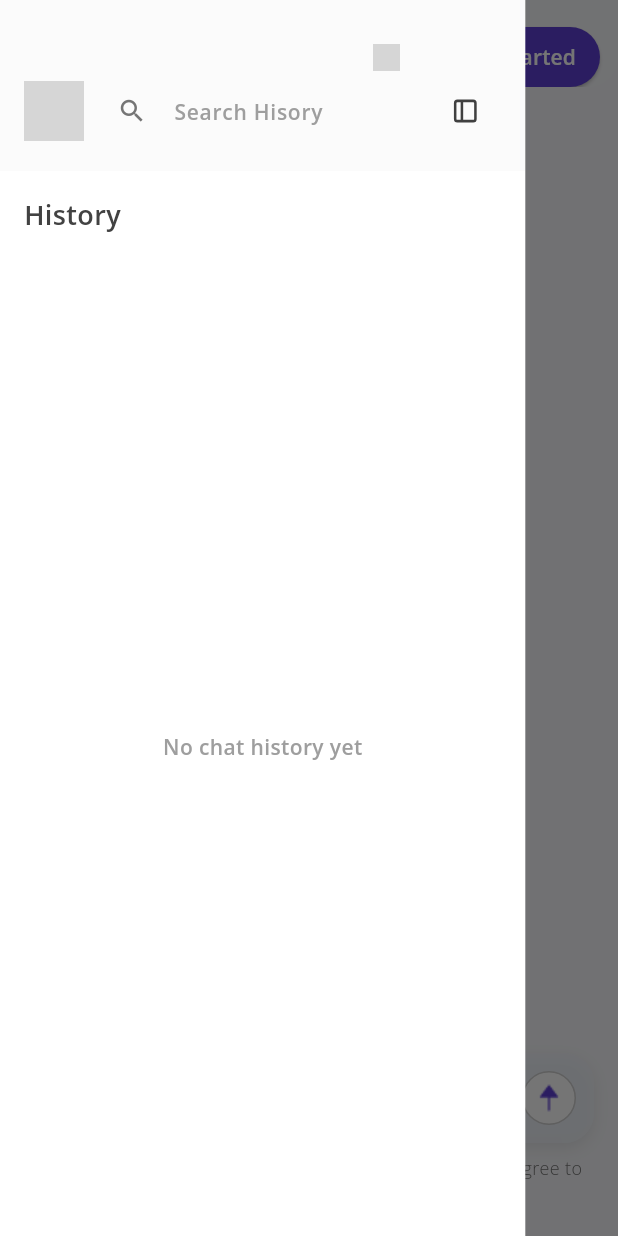
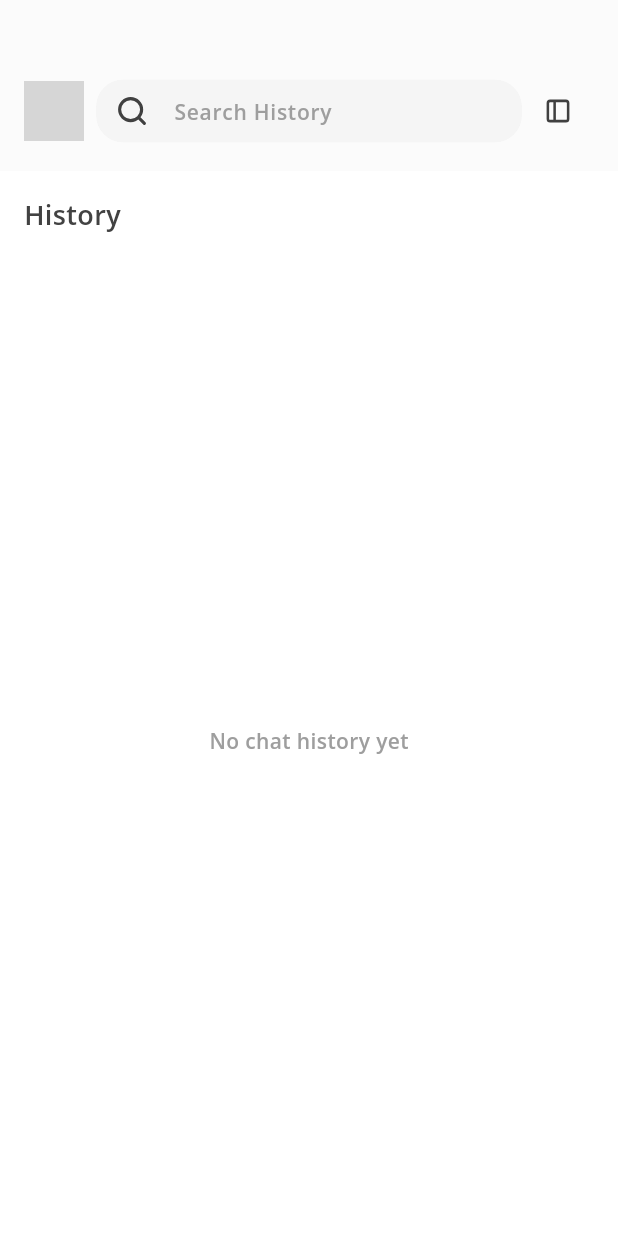
Before and after one commit to danyal99-kh/WisQu, a Flutter app: the screen it shows after launch, with the side drawer open, on a phone screen of 412 x 824 dp. Run offline on Flutter 3.47's test engine with Material 3 defaults, Android fonts, the light colour scheme and no system bars; our stand-ins replace flutter_svg; grey boxes are pictures that could not be loaded.

Commit message:
sidbar and heder

```diff
--- a/lib/screens/home_screen.dart
+++ b/lib/screens/home_screen.dart
@@ -67,14 +67,13 @@ class _HomeScreenState extends State<HomeScreen> with TickerProviderStateMixin {
                       ListView.builder(
                         controller: chatProvider.scrollController,
                         padding: EdgeInsets.only(
-                          top: chatProvider.messages.length > 1
-                              ? kToolbarHeight +
-                                    MediaQuery.of(context).padding.top +
-                                    18
-                              : 12,
-                          left: 0,
-                          right: 2,
-                          bottom: 90,
+                          top:
+                              kToolbarHeight +
+                              MediaQuery.of(context).padding.top +
+                              20, // همیشه از زیر هدر شروع شه
+                          left: 8,
+                          right: 8,
+                          bottom: 100,
                         ),
                         itemCount: chatProvider.messages.length,
                         itemBuilder: (context, index) {
@@ -193,10 +192,10 @@ class _HomeScreenState extends State<HomeScreen> with TickerProviderStateMixin {
                                               mainAxisSize: MainAxisSize.min,
                                               children: [
                                                 _buildIconButton(
-                                                  icon: Image.asset(
-                                                    "assets/icons/copy.png",
-                                                    width: 16,
-                                                    height: 16,
+                                                  icon: SvgPicture.asset(
+                                                    "assets/icons/copy.svg",
+                                                    width: 18,
+                                                    height: 18,
                                                   ),
                                                   tooltip: 'Copy',
                                                   onPressed: () {
@@ -220,38 +219,38 @@ class _HomeScreenState extends State<HomeScreen> with TickerProviderStateMixin {
                                                 if (message.isUser &&
                                                     isLastUserMessage)
                                                   _buildIconButton(
-                                                    icon: Image.asset(
-                                                      "assets/icons/pen.png",
-                                                      width: 16,
-                                                      height: 16,
+                                                    icon: SvgPicture.asset(
+                                                      "assets/icons/pen.svg",
+                                                      width: 18,
+                                                      height: 18,
                                                     ),
                                                     tooltip: 'Edit',
                                                     onPressed: () {},
                                                   ),
                                                 if (!message.isUser) ...[
                                                   _buildIconButton(
-                                                    icon: Image.asset(
-                                                      "assets/icons/thumbs-up.png",
-                                                      width: 16,
-                                                      height: 16,
+                                                    icon: SvgPicture.asset(
+                                                      "assets/icons/copy.svg",
+                                                      width: 18,
+                                                      height: 18,
                                                     ),
                                                     tooltip: 'Like',
                                                     onPressed: () {},
                                                   ),
                                                   _buildIconButton(
-                                                    icon: Image.asset(
-                                                      "assets/icons/thumbs-down.png",
-                                                      width: 16,
-                                                      height: 16,
+                                                    icon: SvgPicture.asset(
+                                                      "assets/icons/thumbs-up.svg",
+                                                      width: 18,
+                                                      height: 18,
                                                     ),
                                                     tooltip: 'Dislike',
                                                     onPressed: () {},
                                                   ),
                                                   _buildIconButton(
-                                                    icon: Image.asset(
-                                                      "assets/icons/refresh-cw.png",
-                                                      width: 16,
-                                                      height: 16,
+                                                    icon: SvgPicture.asset(
+                                                      "assets/icons/thumbs-down.svg",
+                                                      width: 18,
+                                                      height: 18,
                                                     ),
                                                     tooltip: 'Regenerate',
                                                     onPressed: () {},
@@ -310,8 +309,8 @@ class _HomeScreenState extends State<HomeScreen> with TickerProviderStateMixin {
                           children: [
                             Hero(
                               tag: "appLogo",
-                              child: Image.asset(
-                                'assets/logo.png',
+                              child: SvgPicture.asset(
+                                'assets/icons/logo.svg',
                                 width: screenWidth * 0.3,
                                 height: screenHeight * 0.13,
                                 fit: BoxFit.contain,
@@ -350,7 +349,7 @@ class _HomeScreenState extends State<HomeScreen> with TickerProviderStateMixin {
                               height:
                                   kToolbarHeight +
                                   MediaQuery.of(context).padding.top +
-                                  2,
+                                  8,
                               color: Colors.white.withOpacity(0.15),
                               padding: const EdgeInsets.only(
                                 top: 18,
@@ -372,9 +371,9 @@ class _HomeScreenState extends State<HomeScreen> with TickerProviderStateMixin {
                                         // Settings
                                         IconButton(
                                           icon: SvgPicture.asset(
-                                            "assets/icons/setting.svg",
-                                            width: 18,
-                                            height: 18,
+                                            "assets/icons/settings.svg",
+                                            width: 22,
+                                            height: 22,
                                           ),
                                           onPressed: () =>
                                               showSettingsPopup(context),
@@ -431,8 +430,8 @@ class _HomeScreenState extends State<HomeScreen> with TickerProviderStateMixin {
                                             borderRadius: BorderRadius.circular(
                                               8,
                                             ),
-                                            child: Image.asset(
-                                              'assets/logo.png',
+                                            child: SvgPicture.asset(
+                                              'assets/icons/logo.svg',
                                               height: 36,
                                               fit: BoxFit.contain,
                                             ),
@@ -534,10 +533,10 @@ class _HomeScreenState extends State<HomeScreen> with TickerProviderStateMixin {
                                           // اگر لاگین نکرده ولی پیام فرستاده → فقط Settings + Get Started
                                           else ...[
                                             IconButton(
-                                              icon: Image.asset(
-                                                "assets/icons/settings.png",
-                                                width: 22,
-                                                height: 22,
+                                              icon: SvgPicture.asset(
+                                                "assets/icons/settings.svg",
+                                                width: 20,
+                                                height: 20,
                                               ),
                                               onPressed: () =>
                                                   showSettingsPopup(context),
@@ -697,8 +696,8 @@ class _HomeScreenState extends State<HomeScreen> with TickerProviderStateMixin {
                                 ),
                                 child: IconButton(
                                   padding: EdgeInsets.zero,
-                                  icon: Image.asset(
-                                    "assets/icons/Send.png",
+                                  icon: SvgPicture.asset(
+                                    "assets/icons/Send.svg",
                                     width: 20,
                                     height: 20,
                                   ),
--- a/lib/screens/sidebar.dart
+++ b/lib/screens/sidebar.dart
@@ -3,6 +3,7 @@ import 'package:flutter/material.dart';
 import 'package:flutter_svg/svg.dart';
 import 'package:provider/provider.dart';
 import '../state/chat_provider.dart';
+import 'dart:ui'; // برای ImageFilter.blur
 
 class AppSidebar extends StatefulWidget {
   const AppSidebar({super.key});
@@ -14,10 +15,29 @@ class AppSidebar extends StatefulWidget {
 class _AppSidebarState extends State<AppSidebar> {
   final TextEditingController _searchController = TextEditingController();
   String _searchQuery = '';
+  bool _isFocused = false;
+  bool _hasText = false;
+  FocusNode _focusNode = FocusNode();
+
+  @override
+  void initState() {
+    super.initState();
+    _focusNode.addListener(() {
+      setState(() {
+        _isFocused = _focusNode.hasFocus;
+      });
+    });
+    _searchController.addListener(() {
+      setState(() {
+        _hasText = _searchController.text.isNotEmpty;
+      });
+    });
+  }
 
   @override
   void dispose() {
     _searchController.dispose();
+    _focusNode.dispose();
     super.dispose();
   }
 
@@ -32,7 +52,7 @@ class _AppSidebarState extends State<AppSidebar> {
     }).toList();
 
     return Drawer(
-      width: screenWidth * 0.85,
+      width: screenWidth * 1,
       backgroundColor: Colors.white,
       shape: const RoundedRectangleBorder(
         borderRadius: BorderRadius.only(
@@ -51,44 +71,107 @@ class _AppSidebarState extends State<AppSidebar> {
                 CircleAvatar(
                   radius: 20,
                   backgroundImage: const AssetImage('assets/user_avatar.png'),
-                  backgroundColor: Colors.grey[300],
+                  backgroundColor: const Color.fromARGB(255, 131, 131, 131),
                 ),
 
-                // فاصله کم بین آواتار و سرچ
                 const SizedBox(width: 8),
 
-                // فیلد جستجو (بدون Expanded)
+                // 🔥 درست‌شده: Search Box با سایه صحیح
                 Expanded(
+                  child: Container(
+                    decoration: BoxDecoration(
+                      borderRadius: BorderRadius.circular(18),
+                      boxShadow: _isFocused
+                          ? [
+                              BoxShadow(
+                                color: const Color.fromARGB(19, 0, 0, 0),
+                                offset: const Offset(0, 3),
+                                blurRadius: 3,
+                              ),
+                            ]
+                          : [],
+                    ),
+
+                    // ClipRRect نباید Wrap اصلی باشه
+                    child: ClipRRect(
+                      borderRadius: BorderRadius.circular(18),
+                      child: BackdropFilter(
+                        filter: ImageFilter.blur(
+                          sigmaX: _isFocused ? 10 : 0,
+                          sigmaY: _isFocused ? 10 : 0,
+                        ),
+
+                        child: Container(
+                          height: 42,
+                          padding: EdgeInsets.zero,
+                          decoration: BoxDecoration(
+                            color: _isFocused
+                                ? const Color(0xB2EDF2FA)
+                                : const Color.fromARGB(53, 219, 219, 219),
+                            borderRadius: BorderRadius.circular(18),
+                            border: _isFocused
+                                ? Border.all(
+                                    color: const Color(0xFFD1D5DB),
+                                    width: 1,
+                                  )
+                                : null,
+                          ),
+
                           child: TextField(
                             controller: _searchController,
+                            focusNode: _focusNode,
                             onChanged: (value) {
                               setState(() {
                                 _searchQuery = value;
                               });
                             },
                             decoration: InputDecoration(
-                      hintText: "Search Hisory",
+                              hintText: "Search History",
                               hintStyle: TextStyle(
                                 color: Colors.grey[500],
                                 fontSize: 14,
                               ),
-                      prefixIcon: Icon(
-                        Icons.search,
-                        size: 20,
-                        color: Colors.grey[600],
+                              prefixIcon: Padding(
+                                padding: const EdgeInsets.all(10.0),
+                                child: SvgPicture.asset(
+                                  "assets/icons/serch.svg",
+                                  width: 16,
+                                  height: 16,
                                 ),
-                      filled: true,
-                      fillColor: const Color.fromARGB(255, 251, 251, 251),
+                              ),
 
-                      contentPadding: EdgeInsets.zero,
-                      border: OutlineInputBorder(
-                        borderRadius: BorderRadius.circular(12),
-                        borderSide: BorderSide.none,
+                              // ضربدر فقط هنگام فوکوس
+                              suffixIcon: _isFocused
+                                  ? IconButton(
+                                      icon: const Icon(
+                                        Icons.clear,
+                                        size: 18,
+                                        color: Color.fromARGB(255, 26, 26, 26),
                                       ),
+                                      onPressed: () {
+                                        _searchController.clear();
+                                        setState(() {
+                                          _searchQuery = "";
+                                        });
+                                        _focusNode.unfocus();
+                                      },
+                                    )
+                                  : null,
+
+                              border: InputBorder.none,
                               isDense: true,
+                              contentPadding: const EdgeInsets.symmetric(
+                                vertical: 12,
+                                horizontal: 12,
                               ),
                             ),
                           ),
+                        ),
+                      ),
+                    ),
+                  ),
+                ),
+
                 IconButton(
                   onPressed: () {
                     Navigator.pop(context);
@@ -117,9 +200,6 @@ class _AppSidebarState extends State<AppSidebar> {
               ],
             ),
           ),
-
-          // فیلد جستجو
-          const SizedBox(height: 8),
 
           // لیست تاریخچه
           Expanded(
@@ -161,7 +241,7 @@ class _AppSidebarState extends State<AppSidebar> {
                           selected: chatProvider.currentChatId == chat.id,
                           tileColor: const Color.fromARGB(221, 255, 255, 255),
                           shape: RoundedRectangleBorder(
-                            borderRadius: BorderRadius.circular(16),
+                            borderRadius: BorderRadius.circular(20),
                           ),
                           contentPadding: const EdgeInsets.fromLTRB(
                             16,
@@ -172,12 +252,10 @@ class _AppSidebarState extends State<AppSidebar> {
                           title: Row(
                             children: [
                               if (isPinned)
-                                const Padding(
-                                  padding: EdgeInsets.only(right: 4),
-                                  child: Icon(
-                                    Icons.push_pin,
-                                    size: 14,
-                                    color: Colors.black,
+                                Padding(
+                                  padding: const EdgeInsets.only(right: 4),
+                                  child: SvgPicture.asset(
+                                    "assets/icons/pin.svg",
                                   ),
                                 ),
                               Expanded(
@@ -244,12 +322,16 @@ class _AppSidebarState extends State<AppSidebar> {
                                 value: isPinned ? 'unpin' : 'pin',
                                 child: Row(
                                   children: [
-                                    Icon(
                                     isPinned
-                                          ? Icons.push_pin_outlined
-                                          : Icons.push_pin,
-                                      size: 18,
-                                      color: Colors.grey[700],
+                                        ? SvgPicture.asset(
+                                            "assets/icons/pin2.svg",
+                                            width: 22,
+                                            height: 22,
+                                          )
+                                        : SvgPicture.asset(
+                                            "assets/icons/pin1.svg",
+                                            width: 22,
+                                            height: 22,
                                           ),
                                     const SizedBox(width: 8),
                                     Text(isPinned ? "Unpin" : "Pin"),
```
Also changed, not shown: lib/state/chat_provider.dart (+73 -82 lines), assets/icons/Send.png (deleted), assets/icons/Send.svg (added), assets/icons/copy.png (deleted), assets/icons/copy.svg (added), assets/icons/logo.svg (added), assets/icons/pen.png (deleted), assets/icons/pen.svg (added), assets/icons/pin.svg (added), assets/icons/pin1.svg (added), assets/icons/pin2.svg (added), assets/icons/saidbar.png (deleted), assets/icons/serch.svg (added), assets/icons/thumbs-down.png (deleted), 3 more files. Lines whose indentation alone changed are shown as unchanged.
